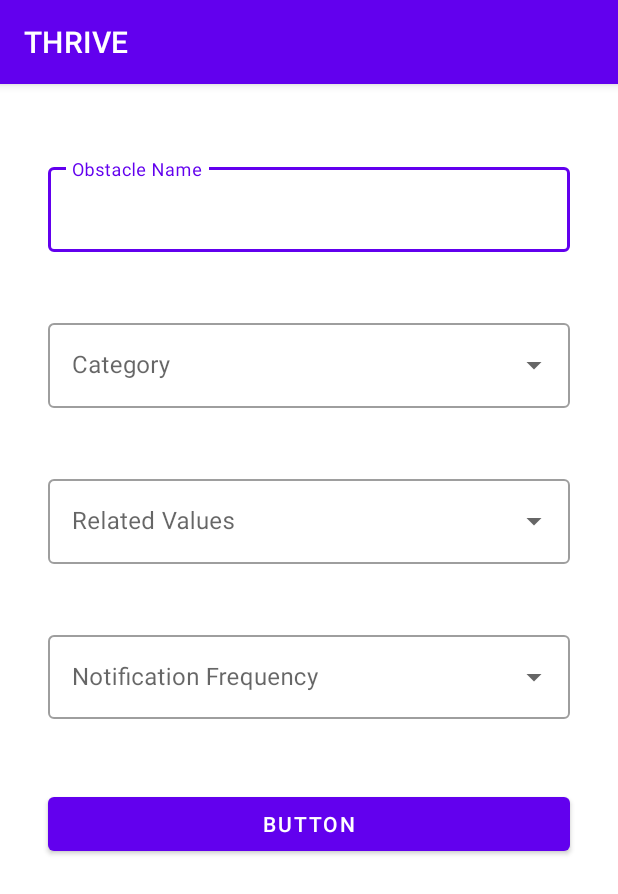
After one commit to angiegyi/Thrive-App, an Android app: the NewObstacleActivity screen opened directly, with no data from a screen before it, on a phone screen of 412 x 824 dp. The commit adds this screen. Shown: the top 894 px of the screen. Run offline under Robolectric (Android 15) with nearby library versions, the phone set to English and light mode, and no system bars; our stand-ins replace Room's generated code.

Commit message:
added options to dropdown, need to add db support

```diff
--- a/app/src/main/AndroidManifest.xml
+++ b/app/src/main/AndroidManifest.xml
@@ -17,7 +17,7 @@
             </intent-filter>
         </activity>
 
-        <activity android:name="newObstacleActivity"/>
+        <activity android:name=".NewObstacleActivity"/>
 
         <activity
             android:name=".valuesActivity"/>
--- /dev/null
+++ b/app/src/main/java/com/example/thrive/NewObstacleActivity.java
@@ -0,0 +1,102 @@
+package com.example.thrive;
+
+import android.os.Bundle;
+import android.widget.ArrayAdapter;
+import android.widget.AutoCompleteTextView;
+
+import androidx.appcompat.app.AppCompatActivity;
+import androidx.lifecycle.ViewModelProvider;
+
+import com.example.thrive.Database.ThriveViewModel;
+import com.google.android.material.textfield.TextInputEditText;
+import com.google.android.material.textfield.TextInputLayout;
+
+import java.util.ArrayList;
+
+public class NewObstacleActivity extends AppCompatActivity {
+
+    ThriveViewModel mThriveViewModel;
+
+    TextInputLayout obstacleNameTextField;
+    TextInputEditText obstacleTitleEditText;
+    String newTitle;
+
+    TextInputLayout categoryTextInputLayout;
+    AutoCompleteTextView categoryInput;
+    ArrayList<String> arrayList_category;
+    ArrayAdapter<String> arrayListAdapter_category;
+    String categoryValue;
+
+    TextInputLayout valuesTextInputLayout;
+    AutoCompleteTextView valuesInput;
+    ArrayList<String> arrayList_values;
+    ArrayAdapter<String> arrayListAdapter_values;
+    String selectedValue;
+
+    TextInputLayout notifFreqLayout;
+    AutoCompleteTextView notificationInput;
+    ArrayList<String> arrayList_notifications;
+    ArrayAdapter<String> arrayListAdapter_notifications;
+    String notificationValue;
+
+
+    @Override
+    protected void onCreate(Bundle savedInstanceState) {
+        super.onCreate(savedInstanceState);
+        setContentView(R.layout.new_obstacle);
+
+        // Name of Obstacle
+        obstacleNameTextField = findViewById(R.id.obstacleNameTextField);
+        obstacleTitleEditText = findViewById(R.id.obstacleTitleEditText);
+        newTitle = obstacleTitleEditText.getText().toString();
+
+        // Values -> need to add values to database
+        valuesTextInputLayout = findViewById(R.id.valuesTextInputLayout);
+        valuesInput = findViewById(R.id.valuesInput);
+        arrayList_values = new ArrayList<>();
+        mThriveViewModel = new ViewModelProvider(this).get(ThriveViewModel.class);
+        mThriveViewModel.getmAllValues().observe(this, newData -> {
+            for (Object obj : newData) {
+                arrayList_values.add(obj.toString());
+            }
+        });
+        arrayListAdapter_values = new ArrayAdapter<>(getApplicationContext(), R.layout.dropdown_item, arrayList_values);
+        valuesInput.setAdapter(arrayListAdapter_values);
+        valuesInput.setThreshold(1);
+        selectedValue =(valuesTextInputLayout.getEditText()).getText().toString();
+
+        // Notifications
+        notifFreqLayout = findViewById(R.id.notifFreqLayout);
+        notificationInput = findViewById(R.id.notificationInput);
+        arrayList_notifications = new ArrayList<>();
+        arrayList_notifications.add("Once a Day");
+        arrayList_notifications.add("Twice a Day");
+        arrayList_notifications.add("3 days a week");
+        arrayList_notifications.add("Once a week");
+        arrayList_notifications.add("Never");
+
+        arrayListAdapter_category = new ArrayAdapter<>(getApplicationContext(), R.layout.dropdown_item, arrayList_category);
+        notificationInput.setAdapter(arrayListAdapter_notifications);
+        notificationInput.setThreshold(1);
+        notificationValue =(notifFreqLayout.getEditText()).getText().toString();
+
+        // Category Stuff
+        categoryTextInputLayout = findViewById(R.id.categoryTextInputLayout);
+        categoryInput = findViewById(R.id.categoryInput);
+        arrayList_category = new ArrayList<>();
+        arrayList_category.add("health");
+        arrayList_category.add("well-being");
+        arrayList_category.add("study");
+
+        arrayListAdapter_category = new ArrayAdapter<>(getApplicationContext(), R.layout.dropdown_item, arrayList_category);
+        categoryInput.setAdapter(arrayListAdapter_category);
+        categoryInput.setThreshold(1);
+        categoryValue =(categoryTextInputLayout.getEditText()).getText().toString();
+    }
+
+    public void addObstacle(){
+        // Obstacle o = new Obstacle(newTitle, categoryValue, selectedValue, notificationValue);
+//        mThriveViewModel.insert(o);
+    }
+
+}
--- a/app/src/main/java/com/example/thrive/ObstaclesActivity.java
+++ b/app/src/main/java/com/example/thrive/ObstaclesActivity.java
@@ -35,7 +35,6 @@ public class ObstaclesActivity extends AppCompatActivity {
             // add all array to listItems
             adapter=new ArrayAdapter(this,
                     android.R.layout.simple_list_item_1, newData.toArray());
-            System.out.println("called from init data");
             list.setAdapter(adapter);
             adapter.notifyDataSetChanged();
         });
@@ -44,6 +43,6 @@ public class ObstaclesActivity extends AppCompatActivity {
     private void initFab(){
         fab = findViewById(R.id.fab);
         // If fab button is clicked, the add obstacle activity is shown
-        fab.setOnClickListener(view -> startActivity(new Intent(ObstaclesActivity.this, newObstacleActivity.class)));
+        fab.setOnClickListener(view -> startActivity(new Intent(ObstaclesActivity.this, NewObstacleActivity.class)));
     }
 }
--- a/app/src/main/java/com/example/thrive/newObstacleActivity.java
+++ /dev/null
@@ -1,54 +0,0 @@
-package com.example.thrive;
-
-import android.os.Bundle;
-import android.widget.ArrayAdapter;
-import android.widget.AutoCompleteTextView;
-
-import androidx.appcompat.app.AppCompatActivity;
-
-import com.google.android.material.textfield.TextInputLayout;
-
-import java.util.ArrayList;
-
-public class newObstacleActivity extends AppCompatActivity {
-
-    TextInputLayout obstacleNameTextField;
-
-    TextInputLayout categoryTextInputLayout;
-    AutoCompleteTextView categoryInput;
-    ArrayList<String> arrayList_category;
-    ArrayAdapter<String> arrayListAdapter_category;
-
-    TextInputLayout valuesTextInputLayout;
-    AutoCompleteTextView valuesInput;
-
-    TextInputLayout notifFreqLayout;
-    AutoCompleteTextView notificationInput;
-
-
-    @Override
-    protected void onCreate(Bundle savedInstanceState) {
-        super.onCreate(savedInstanceState);
-        setContentView(R.layout.new_obstacle);
-
-        obstacleNameTextField = findViewById(R.id.obstacleNameTextField);
-
-        categoryTextInputLayout = findViewById(R.id.categoryTextInputLayout);
-        categoryInput = findViewById(R.id.categoryInput);
-
-        valuesTextInputLayout = findViewById(R.id.valuesTextInputLayout);
-        valuesInput = findViewById(R.id.valuesInput);
-
-        notifFreqLayout = findViewById(R.id.notifFreqLayout);
-        notificationInput = findViewById(R.id.notificationInput);
-
-        arrayList_category = new ArrayList<>();
-        arrayList_category.add("hello");
-        arrayList_category.add("hello");
-        arrayList_category.add("hello");
-        arrayListAdapter_category = new ArrayAdapter<>(getApplicationContext(), R.layout.dropdown_item, arrayList_category);
-        categoryInput.setAdapter(arrayListAdapter_category);
-        categoryInput.setThreshold(1);
-    }
-
-}
```
